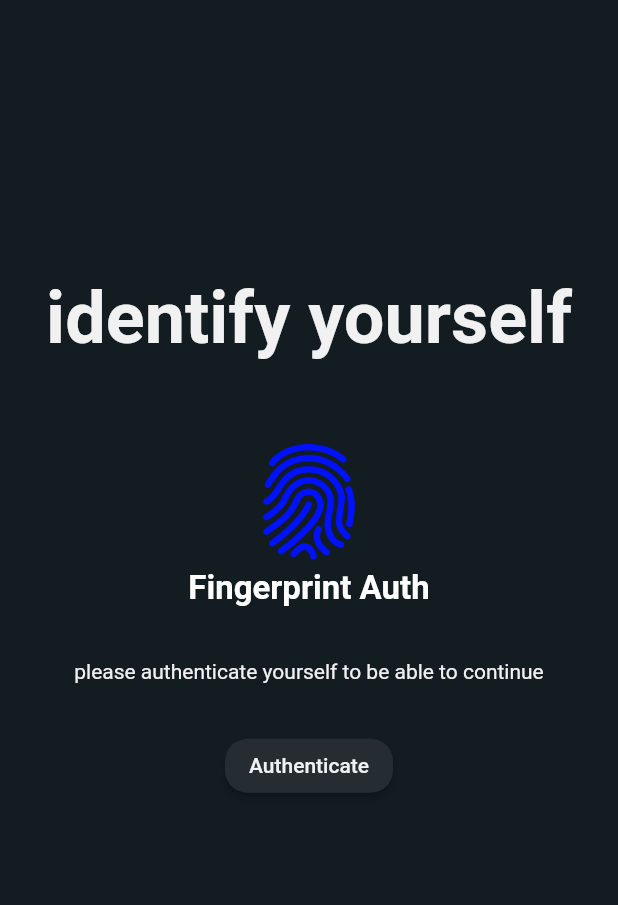
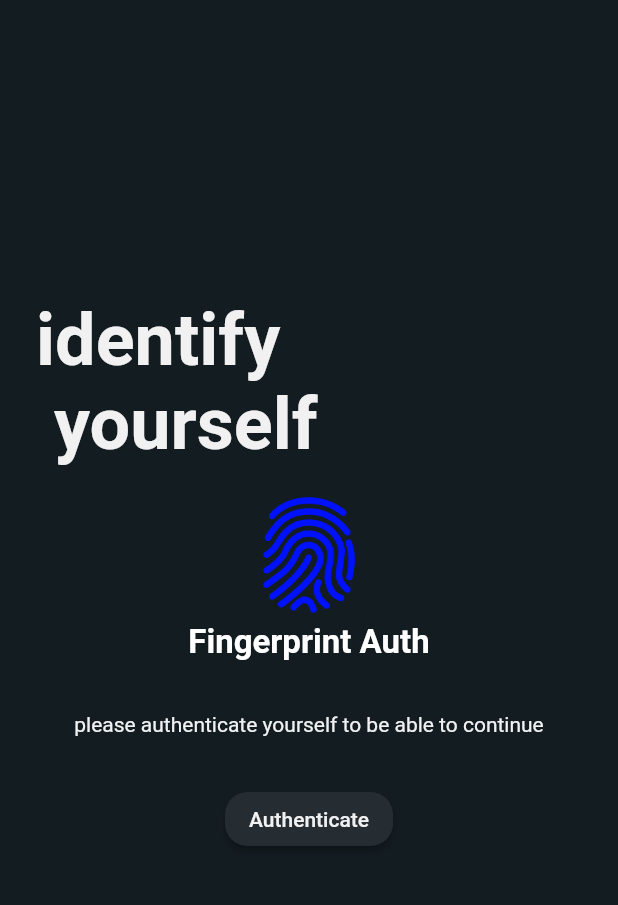
Before and after one commit to NourSabry/stocks_app, a Flutter app: the screen it shows after launch, after a tap on "Authenticate", on a phone screen of 412 x 824 dp, the part 84-989 px from its top. Run offline on Flutter 3.47's test engine with Material 2 defaults, Android fonts, the phone set to English and light mode, and no system bars; our stand-ins replace dio, local_auth, syncfusion_flutter_charts; missing offline and left inert: fast_csv; network calls fail.

Commit message:
solving null error + refactoring code

```diff
--- a/lib/screens/finger_print_auth.dart
+++ b/lib/screens/finger_print_auth.dart
@@ -6,6 +6,7 @@ import 'package:local_auth/local_auth.dart';
 import 'package:stocks_app/colors.dart';
 import 'package:stocks_app/screens/stocks_screen.dart';
 import 'package:stocks_app/widgets/custom_appBar.dart';
+import 'package:stocks_app/widgets/custom_button.dart';
 
 class FingerprintAuth extends StatefulWidget {
   @override
@@ -22,7 +23,9 @@ class _FingerprintAuthState extends State<FingerprintAuth> {
     try {
       authenticated = await auth.authenticateWithBiometrics(
         localizedReason: "Scan your finger to authenticate",
+        //to tell the user within he entered the correct or the wrong fingerprint
         useErrorDialogs: true,
+        //to keep the user authenticated if he leaves the app and came back again
         stickyAuth: true,
       );
     } on PlatformException catch (e) {
@@ -36,36 +39,13 @@ class _FingerprintAuthState extends State<FingerprintAuth> {
     });
 
     if (authenticated) {
-      Navigator.of(context)
-          .push(MaterialPageRoute(builder: (context) => StocksScreen()));
+      Navigator.of(context).push(
+        MaterialPageRoute(
+          builder: (context) => StocksScreen(),
+        ),
+      );
     }
     return;
-  }
-
-  Future<void> _checkBiometric() async {
-    try {} on PlatformException catch (e) {
-      print(e);
-    }
-
-    if (!mounted) return;
-
-    setState(() {});
-  }
-
-  Future _getAvailableBiometric() async {
-    try {} on PlatformException catch (e) {
-      print(e);
-    }
-
-    setState(() {});
-  }
-
-  @override
-  void initState() {
-    _checkBiometric();
-    _getAvailableBiometric();
-
-    super.initState();
   }
 
   @override
@@ -80,9 +60,11 @@ class _FingerprintAuthState extends State<FingerprintAuth> {
         child: Column(
           mainAxisAlignment: MainAxisAlignment.center,
           children: [
-            const Center(
+            const Align(
+              alignment: Alignment.centerLeft,
               child: Text(
-                "identify yourself",
+                "identify\n yourself",
+                textAlign: TextAlign.left,
                 style: TextStyle(
                   color: textColor,
                   fontSize: 48.0,
@@ -90,9 +72,9 @@ class _FingerprintAuthState extends State<FingerprintAuth> {
                 ),
               ),
             ),
-            Container(
-              margin: const EdgeInsets.symmetric(vertical: 50.0),
-              child: Column(
+            const SizedBox(height: 15),
+            Column(
+              mainAxisAlignment: MainAxisAlignment.center,
               children: [
                 Image.asset(
                   "assets/images/fingerprint.png",
@@ -114,21 +96,11 @@ class _FingerprintAuthState extends State<FingerprintAuth> {
                     style: TextStyle(color: textColor, height: 1.5),
                   ),
                 ),
-                  ElevatedButton(
-                    onPressed: _authenticate,
-                    style: ElevatedButton.styleFrom(
-                      shape: RoundedRectangleBorder(
-                        borderRadius: BorderRadius.circular(15),
-                      ),
-                      backgroundColor: dividerColor,
-                    ),
-                    child: const Text(
-                      "Authenticate",
-                      style: TextStyle(color: textColor),
-                    ),
+                CustomElevatedButton(
+                  function: _authenticate,
+                  title: "Authenticate",
                 ),
               ],
-              ),
             ),
           ],
         ),
--- a/lib/screens/stocks_screen.dart
+++ b/lib/screens/stocks_screen.dart
@@ -14,7 +14,7 @@ class StocksScreen extends StatefulWidget {
 }
 
 class StocksScreenState extends State<StocksScreen> {
-  int _value = 0;
+  int _value = 1;
   String intervalValue = "";
 
   Future<List<Stock>> _getStocks(BuildContext context) async {
@@ -111,8 +111,6 @@ class StocksScreenState extends State<StocksScreen> {
                                     child: SfCartesianChart(
                                       backgroundColor: Colors.white,
                                       primaryXAxis: DateTimeAxis(
-                                        // visibleMinimum: DateTime(2016, 01, 8),
-                                        // visibleMaximum: DateTime(2016, 03, 16),
                                         edgeLabelPlacement:
                                             EdgeLabelPlacement.shift,
                                         intervalType: intervalValue == "1d"
--- /dev/null
+++ b/lib/widgets/custom_button.dart
@@ -0,0 +1,27 @@
+// ignore_for_file: use_key_in_widget_constructors
+
+import 'package:flutter/material.dart';
+import 'package:stocks_app/colors.dart';
+
+class CustomElevatedButton extends StatelessWidget {
+  final VoidCallback? function;
+  final String? title;
+
+  const CustomElevatedButton({this.function, this.title});
+  @override
+  Widget build(BuildContext context) {
+    return ElevatedButton(
+      onPressed: function,
+      style: ElevatedButton.styleFrom(
+        shape: RoundedRectangleBorder(
+          borderRadius: BorderRadius.circular(15),
+        ),
+        backgroundColor: dividerColor,
+      ),
+      child: Text(
+        title!,
+        style: const TextStyle(color: textColor),
+      ),
+    );
+  }
+}
```
Lines whose indentation alone changed are shown as unchanged.
